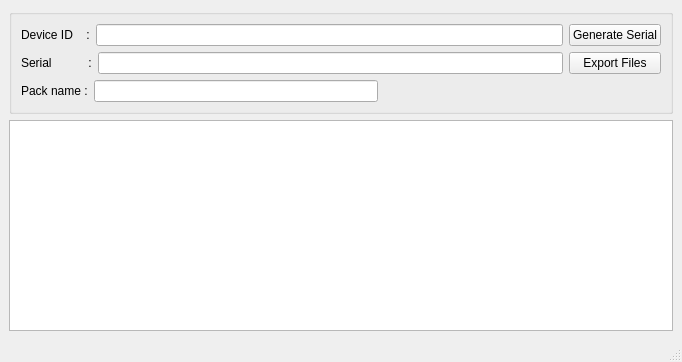
Before: the Qt Designer form sgvcrypto.ui in gakramx/SgvCrypto, drawn with Qt 5.
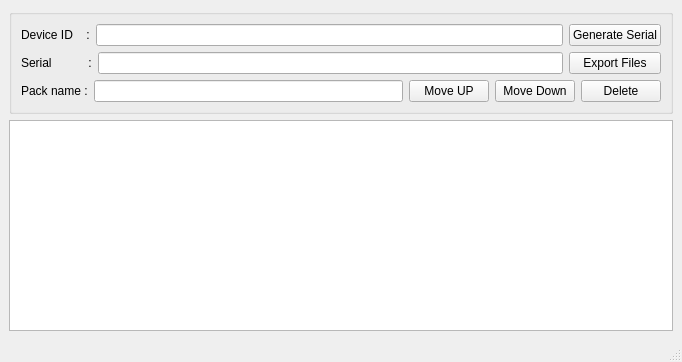
After: the same form once the commit is applied.

Commit message: Drop raw encryption and add table control buttons

Diff of the .ui file:
```diff
--- a/sgvcrypto.ui
+++ b/sgvcrypto.ui
@@ -76,17 +76,25 @@
           <widget class="QLineEdit" name="projectName_lineEdit"/>
          </item>
          <item>
-          <spacer name="horizontalSpacer">
-           <property name="orientation">
-            <enum>Qt::Horizontal</enum>
+          <widget class="QPushButton" name="moveUpBtn">
+           <property name="text">
+            <string>Move UP</string>
            </property>
-           <property name="sizeHint" stdset="0">
-            <size>
-             <width>40</width>
-             <height>20</height>
-            </size>
+          </widget>
+         </item>
+         <item>
+          <widget class="QPushButton" name="moveDownBtn">
+           <property name="text">
+            <string>Move Down</string>
            </property>
-          </spacer>
+          </widget>
+         </item>
+         <item>
+          <widget class="QPushButton" name="deleteRowBtn">
+           <property name="text">
+            <string>Delete</string>
+           </property>
+          </widget>
          </item>
         </layout>
        </item>
```
The commit also changes 4 other files.
